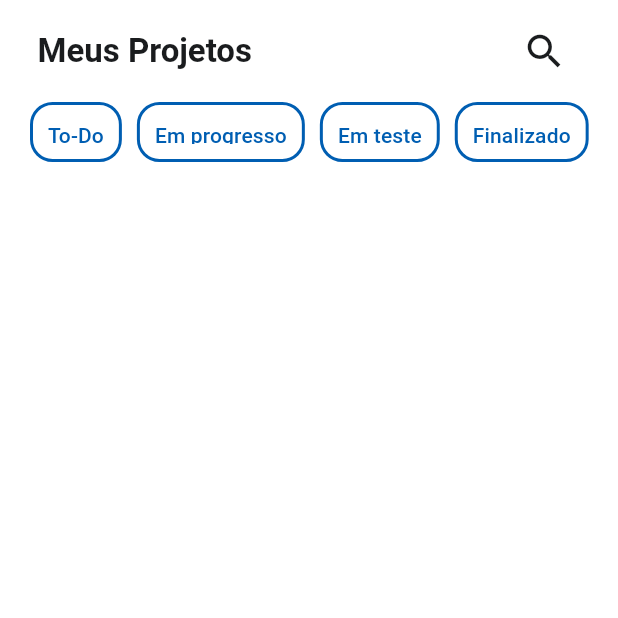
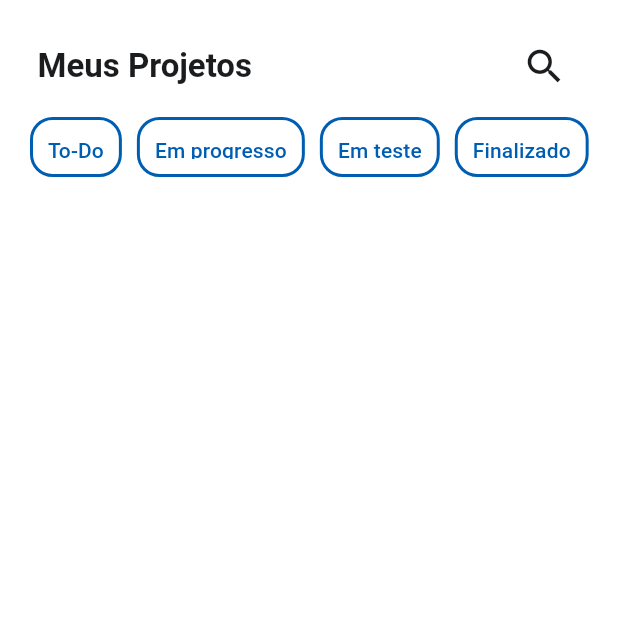
Before and after one commit to cadumeneses/app-manager-project, a Flutter app: the MyProjectsPage screen opened by its route, on a phone screen of 412 x 824 dp, the top half of it. Run offline on Flutter 3.47's test engine with Material 2 defaults, Android fonts, the phone set to English and light mode, and no system bars; our stand-ins replace dio, font_awesome_flutter, shared_preferences; accounts and stored records are empty.

Commit message:
feat: melhorando escrita de código

```diff
--- a/lib/features/project/views/my_projects/my_projects_page.dart
+++ b/lib/features/project/views/my_projects/my_projects_page.dart
@@ -26,8 +26,7 @@ class MyProjectsPage extends StatelessWidget {
             crossAxisAlignment: CrossAxisAlignment.start,
             children: [
               Padding(
-                padding:
-                    const EdgeInsets.symmetric(horizontal: 25, vertical: 10),
+                padding: const EdgeInsets.fromLTRB(25, 20, 25, 10),
                 child: Row(
                   mainAxisAlignment: MainAxisAlignment.spaceBetween,
                   children: [
--- a/lib/features/project/views/project_detail/project_detail_page.dart
+++ b/lib/features/project/views/project_detail/project_detail_page.dart
@@ -1,6 +1,5 @@
 import 'package:app_manager_project/core/board/components/board_component.dart';
 import 'package:app_manager_project/core/board/infra/repositories/board_repository.dart';
-import 'package:app_manager_project/core/task/models/tasks_repository.dart';
 import 'package:app_manager_project/features/project/models/project_model.dart';
 import 'package:flutter/material.dart';
 import 'package:provider/provider.dart';
```
Also changed, not shown: lib/features/project/views/project_overview/projects_overview_page.dart (+8 -3 lines).
